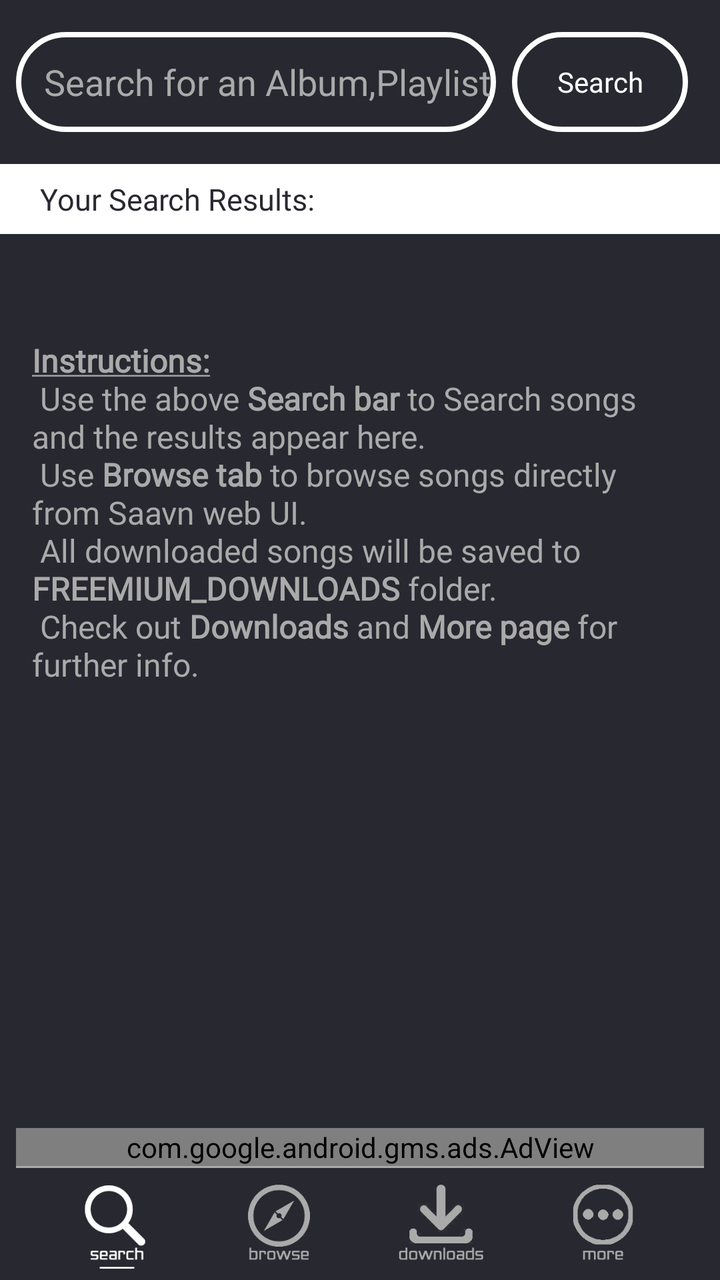
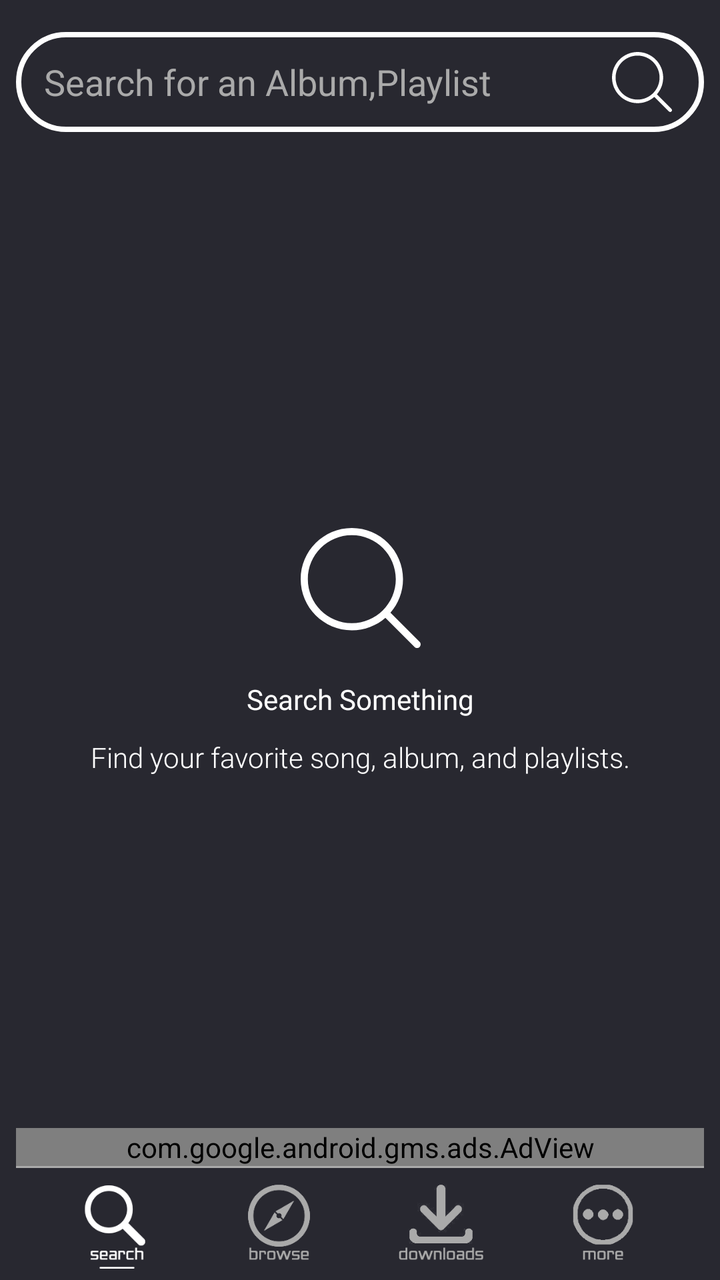

Compare the two renders of this Android layout. The source of the first and the diff that turns it into the second are given below.
<!-- AndroidManifest.xml: application theme AppTheme.NoActionBar -->
<!-- res/layout/activity_search__songs.xml -->
<?xml version="1.0" encoding="utf-8"?>
<androidx.constraintlayout.widget.ConstraintLayout xmlns:android="http://schemas.android.com/apk/res/android"
    xmlns:app="http://schemas.android.com/apk/res-auto"
    xmlns:tools="http://schemas.android.com/tools"
    android:layout_width="match_parent"
    android:layout_height="match_parent"
    android:background="@color/darkAccent"
    tools:context=".Search_Songs">


    <Button
        android:id="@+id/btn_searchBox"
        android:layout_width="wrap_content"
        android:layout_height="50dp"
        android:layout_marginTop="16dp"
        android:layout_marginEnd="16dp"
        android:background="@drawable/curvature"
        android:fontFamily="@font/acme"
        android:text="Search"
        android:textAllCaps="false"
        android:textColor="@android:color/white"
        app:layout_constraintEnd_toEndOf="parent"
        app:layout_constraintTop_toTopOf="parent"
        tools:visibility="visible" />

    <EditText
        android:id="@+id/et_searchBox"
        android:layout_width="0dp"
        android:layout_height="50dp"
        android:layout_marginStart="8dp"
        android:layout_marginTop="16dp"
        android:layout_marginEnd="8dp"
        android:background="@drawable/curvature"
        android:ems="10"
        android:hint="Search for an Album,Playlist"
        android:inputType="textPersonName"
        android:lineSpacingExtra="8sp"
        android:paddingLeft="14dp"
        android:textColor="@android:color/white"
        android:textColorHint="@android:color/darker_gray"
        app:layout_constraintEnd_toStartOf="@+id/btn_searchBox"
        app:layout_constraintStart_toStartOf="parent"
        app:layout_constraintTop_toTopOf="parent" />

    <ListView
        android:id="@+id/list_searchres"
        android:layout_width="0dp"
        android:layout_height="0dp"
        android:layout_marginTop="8dp"
        android:layout_marginBottom="8dp"
        android:visibility="gone"
        app:layout_constraintBottom_toTopOf="@+id/adView_search"
        app:layout_constraintEnd_toEndOf="parent"
        app:layout_constraintStart_toStartOf="parent"
        app:layout_constraintTop_toBottomOf="@+id/tv_urResStatus" />

    <TextView
        android:id="@+id/tv_urResStatus"
        android:layout_width="0dp"
        android:layout_height="35dp"
        android:layout_marginTop="16dp"
        android:background="@android:color/white"
        android:fontFamily="@font/capriola"
        android:gravity="center|left"
        android:paddingLeft="20dp"
        android:text="Your Search Results:"
        android:textColor="@color/darkAccent"
        android:textSize="15sp"
        app:layout_constraintEnd_toEndOf="parent"
        app:layout_constraintStart_toStartOf="parent"
        app:layout_constraintTop_toBottomOf="@+id/et_searchBox" />

    <Button
        android:id="@+id/btm_srch"
        android:layout_width="45dp"
        android:layout_height="45dp"
        android:layout_marginBottom="4dp"
        android:background="@drawable/ic_wsearch"
        android:onClick="sBtmSrch"
        app:layout_constraintBottom_toBottomOf="parent"
        app:layout_constraintEnd_toStartOf="@+id/btm_brws"
        app:layout_constraintHorizontal_bias="0.5"
        app:layout_constraintHorizontal_chainStyle="spread"
        app:layout_constraintStart_toStartOf="parent" />

    <Button
        android:id="@+id/btm_brws"
        android:onClick="sBtmBrws"
        android:layout_width="45dp"
        android:layout_height="45dp"
        android:layout_marginBottom="4dp"
        android:background="@drawable/ic_dbrowse"
        app:layout_constraintBottom_toBottomOf="parent"
        app:layout_constraintEnd_toStartOf="@+id/btm_down"
        app:layout_constraintHorizontal_bias="0.5"
        app:layout_constraintStart_toEndOf="@+id/btm_srch" />

    <Button
        android:id="@+id/btm_down"
        android:layout_width="45dp"
        android:layout_height="45dp"
        android:layout_marginBottom="4dp"
        android:onClick="sBtmDown"
        android:background="@drawable/ic_ddown"
        app:layout_constraintBottom_toBottomOf="parent"
        app:layout_constraintEnd_toStartOf="@+id/btm_more"
        app:layout_constraintHorizontal_bias="0.5"
        app:layout_constraintStart_toEndOf="@+id/btm_brws" />

    <Button
        android:id="@+id/btm_more"
        android:layout_width="45dp"
        android:layout_height="45dp"
        android:layout_marginBottom="4dp"
        android:onClick="sBtmMore"
        android:background="@drawable/ic_dmore"
        app:layout_constraintBottom_toBottomOf="parent"
        app:layout_constraintEnd_toEndOf="parent"
        app:layout_constraintHorizontal_bias="0.5"
        app:layout_constraintStart_toEndOf="@+id/btm_down" />

    <TextView
        android:id="@+id/textView4"
        android:layout_width="0dp"
        android:layout_height="1dp"
        android:layout_marginStart="8dp"
        android:layout_marginEnd="8dp"
        android:layout_marginBottom="7dp"
        android:background="@android:color/darker_gray"
        app:layout_constraintBottom_toTopOf="@+id/btm_brws"
        app:layout_constraintEnd_toEndOf="parent"
        app:layout_constraintStart_toStartOf="parent" />

    <TextView
        android:id="@+id/tv_ins"
        android:layout_width="0dp"
        android:layout_height="wrap_content"
        android:layout_marginTop="8dp"
        android:layout_marginBottom="8dp"
        android:fontFamily="@font/abel"
        android:paddingLeft="16dp"
        android:paddingRight="16dp"
        android:text="@string/searchPage"
        android:textAlignment="textStart"
        android:textColor="@android:color/darker_gray"
        android:textSize="16sp"
        app:layout_constraintBottom_toTopOf="@+id/textView4"
        app:layout_constraintEnd_toEndOf="parent"
        app:layout_constraintStart_toStartOf="parent"
        app:layout_constraintTop_toBottomOf="@+id/tv_urResStatus"
        app:layout_constraintVertical_bias="0.16000003" />

    <com.google.android.gms.ads.AdView xmlns:ads="http://schemas.android.com/apk/res-auto"
        android:id="@+id/adView_search"
        android:layout_width="0dp"
        android:layout_height="wrap_content"
        android:layout_alignParentBottom="true"
        android:layout_centerHorizontal="true"
        android:layout_marginStart="8dp"
        android:layout_marginEnd="8dp"
        ads:adSize="BANNER"
        ads:adUnitId="@string/ad_Search"
        ads:layout_constraintBottom_toTopOf="@+id/textView4"
        ads:layout_constraintEnd_toEndOf="parent"
        ads:layout_constraintHorizontal_bias="0.498"
        ads:layout_constraintStart_toStartOf="parent"></com.google.android.gms.ads.AdView>


</androidx.constraintlayout.widget.ConstraintLayout>
<!-- resources referenced by this layout -->
<resources>
  <color name="darkAccent">#282830</color>
  <!-- drawable curvature (drawable) -->
  <?xml version="1.0" encoding="utf-8"?>
  <shape xmlns:android="http://schemas.android.com/apk/res/android"
      android:shape="rectangle">
      <corners android:radius="25dp" />
      <stroke android:width="8px" android:color="#fff" />
  </shape>
  <!-- drawable ic_dbrowse: png bitmap (drawable, 24160 bytes) -->
  <!-- drawable ic_ddown: png bitmap (drawable, 22824 bytes) -->
  <!-- drawable ic_dmore: png bitmap (drawable, 22433 bytes) -->
  <!-- drawable ic_wsearch: png bitmap (drawable, 22763 bytes) -->
  <string name="ad_Search">ca-app-pub-3940256099942544/6300978111</string>
  <string name="searchPage"><b><u>Instructions:</u></b>\n
          Use the above <b>Search bar</b> to Search songs and the results appear here.\n
          Use <b>Browse tab</b> to browse songs directly from Saavn web UI.\n
          All downloaded songs will be saved to  <b>FREEMIUM_DOWNLOADS</b> folder.\n
          Check out   <b>Downloads</b>   and   <b>More page</b>   for further info.</string>
  <style name="AppTheme.NoActionBar">
          <item name="windowActionBar">false</item>
          <item name="windowNoTitle">true</item>
      </style>
</resources>

<!-- the commit's change to res/layout/activity_search__songs.xml (unified diff, before → after) -->
@@ -7,21 +7,100 @@
     android:background="@color/darkAccent"
     tools:context=".Search_Songs">
 
+    <ListView
+        android:id="@+id/list_searchres"
+        android:layout_width="0dp"
+        android:layout_height="0dp"
+        android:layout_marginBottom="8dp"
+        android:visibility="gone"
+        app:layout_constraintBottom_toTopOf="@+id/adView_search"
+        app:layout_constraintEnd_toEndOf="parent"
+        app:layout_constraintStart_toStartOf="parent"
+        app:layout_constraintTop_toBottomOf="@+id/et_searchBox" />
+
+    <com.google.android.material.tabs.TabLayout
+        android:id="@+id/tl_searchPage"
+        android:layout_width="0dp"
+        android:layout_height="wrap_content"
+        android:visibility="visible"
+        app:layout_constraintEnd_toEndOf="parent"
+        app:layout_constraintStart_toStartOf="parent"
+        app:layout_constraintTop_toBottomOf="@+id/tv_urResStatus"
+        app:tabIndicatorColor="@android:color/white"
+        app:tabTextColor="@android:color/white" />
+
+    <androidx.viewpager.widget.ViewPager
+        android:id="@+id/vp_searchPage"
+        android:layout_width="0dp"
+        android:layout_height="0dp"
+        android:layout_marginTop="8dp"
+        android:layout_marginBottom="8dp"
+        android:visibility="visible"
+        app:layout_constraintBottom_toTopOf="@+id/adView_search"
+        app:layout_constraintEnd_toEndOf="parent"
+        app:layout_constraintStart_toStartOf="parent"
+        app:layout_constraintTop_toBottomOf="@+id/tl_searchPage">
+
+    </androidx.viewpager.widget.ViewPager>
 
     <Button
         android:id="@+id/btn_searchBox"
+        android:layout_width="30dp"
+        android:layout_height="30dp"
+        android:layout_marginTop="8dp"
+        android:layout_marginEnd="16dp"
+        android:layout_marginBottom="8dp"
+        android:background="@drawable/ic_err_search"
+        android:fontFamily="@font/acme"
+        android:textAllCaps="false"
+        android:textColor="@android:color/white"
+        app:layout_constraintBottom_toBottomOf="@+id/et_searchBox"
+        app:layout_constraintEnd_toEndOf="@+id/et_searchBox"
+        app:layout_constraintTop_toTopOf="@+id/et_searchBox"
+        tools:visibility="visible" />
+
+    <ImageView
+        android:id="@+id/ms_info1"
+        android:layout_width="60dp"
+        android:layout_height="60dp"
+        android:layout_marginStart="8dp"
+        android:layout_marginTop="8dp"
+        android:layout_marginBottom="8dp"
+        app:layout_constraintBottom_toTopOf="@+id/adView_search"
+        app:layout_constraintEnd_toEndOf="parent"
+        app:layout_constraintHorizontal_bias="0.487"
+        app:layout_constraintStart_toStartOf="parent"
+        app:layout_constraintTop_toBottomOf="@+id/et_searchBox"
+        app:layout_constraintVertical_bias="0.45"
+        app:srcCompat="@drawable/ic_err_search" />
+
+    <TextView
+        android:id="@+id/ms_info2"
         android:layout_width="wrap_content"
-        android:layout_height="50dp"
+        android:layout_height="wrap_content"
+        android:layout_marginStart="8dp"
         android:layout_marginTop="16dp"
-        android:layout_marginEnd="16dp"
-        android:background="@drawable/curvature"
-        android:fontFamily="@font/acme"
-        android:text="Search"
-        android:textAllCaps="false"
-        android:textColor="@android:color/white"
-        app:layout_constraintEnd_toEndOf="parent"
-        app:layout_constraintTop_toTopOf="parent"
-        tools:visibility="visible" />
+        android:layout_marginEnd="8dp"
+        android:fontFamily="@font/capriola"
+        android:text="Search Something"
+        android:textColor="@android:color/white"
+        app:layout_constraintEnd_toEndOf="parent"
+        app:layout_constraintStart_toStartOf="parent"
+        app:layout_constraintTop_toBottomOf="@+id/ms_info1" />
+
+    <TextView
+        android:id="@+id/ms_info3"
+        android:layout_width="wrap_content"
+        android:layout_height="wrap_content"
+        android:layout_marginStart="8dp"
+        android:layout_marginTop="10dp"
+        android:layout_marginEnd="8dp"
+        android:fontFamily="sans-serif-light"
+        android:text="Find your favorite song, album, and playlists."
+        android:textColor="@android:color/white"
+        app:layout_constraintEnd_toEndOf="parent"
+        app:layout_constraintStart_toStartOf="parent"
+        app:layout_constraintTop_toBottomOf="@+id/ms_info2" />
 
     <EditText
         android:id="@+id/et_searchBox"
@@ -33,26 +112,16 @@
         android:background="@drawable/curvature"
         android:ems="10"
         android:hint="Search for an Album,Playlist"
-        android:inputType="textPersonName"
+        android:imeOptions="actionSearch"
+        android:inputType="text"
         android:lineSpacingExtra="8sp"
         android:paddingLeft="14dp"
+        android:paddingRight="45dp"
         android:textColor="@android:color/white"
         android:textColorHint="@android:color/darker_gray"
-        app:layout_constraintEnd_toStartOf="@+id/btn_searchBox"
+        app:layout_constraintEnd_toEndOf="parent"
         app:layout_constraintStart_toStartOf="parent"
         app:layout_constraintTop_toTopOf="parent" />
-
-    <ListView
-        android:id="@+id/list_searchres"
-        android:layout_width="0dp"
-        android:layout_height="0dp"
-        android:layout_marginTop="8dp"
-        android:layout_marginBottom="8dp"
-        android:visibility="gone"
-        app:layout_constraintBottom_toTopOf="@+id/adView_search"
-        app:layout_constraintEnd_toEndOf="parent"
-        app:layout_constraintStart_toStartOf="parent"
-        app:layout_constraintTop_toBottomOf="@+id/tv_urResStatus" />
 
     <TextView
         android:id="@+id/tv_urResStatus"
@@ -66,6 +135,7 @@
         android:text="Your Search Results:"
         android:textColor="@color/darkAccent"
         android:textSize="15sp"
+        android:visibility="gone"
         app:layout_constraintEnd_toEndOf="parent"
         app:layout_constraintStart_toStartOf="parent"
         app:layout_constraintTop_toBottomOf="@+id/et_searchBox" />
@@ -130,25 +200,6 @@
         app:layout_constraintBottom_toTopOf="@+id/btm_brws"
         app:layout_constraintEnd_toEndOf="parent"
         app:layout_constraintStart_toStartOf="parent" />
-
-    <TextView
-        android:id="@+id/tv_ins"
-        android:layout_width="0dp"
-        android:layout_height="wrap_content"
-        android:layout_marginTop="8dp"
-        android:layout_marginBottom="8dp"
-        android:fontFamily="@font/abel"
-        android:paddingLeft="16dp"
-        android:paddingRight="16dp"
-        android:text="@string/searchPage"
-        android:textAlignment="textStart"
-        android:textColor="@android:color/darker_gray"
-        android:textSize="16sp"
-        app:layout_constraintBottom_toTopOf="@+id/textView4"
-        app:layout_constraintEnd_toEndOf="parent"
-        app:layout_constraintStart_toStartOf="parent"
-        app:layout_constraintTop_toBottomOf="@+id/tv_urResStatus"
-        app:layout_constraintVertical_bias="0.16000003" />
 
     <com.google.android.gms.ads.AdView xmlns:ads="http://schemas.android.com/apk/res-auto"
         android:id="@+id/adView_search"
<!-- resource entries referenced after the edit -->
@@ -11,13 +11,20 @@
   <!-- drawable ic_dbrowse: png bitmap (drawable, 24160 bytes) -->
   <!-- drawable ic_ddown: png bitmap (drawable, 22824 bytes) -->
   <!-- drawable ic_dmore: png bitmap (drawable, 22433 bytes) -->
+  <!-- drawable ic_err_search (drawable) -->
+  <?xml version="1.0" encoding="utf-8"?>
+  <vector xmlns:android="http://schemas.android.com/apk/res/android"
+      android:width="451dp"
+      android:height="451dp"
+      android:viewportWidth="451"
+      android:viewportHeight="451">
+  
+      <path
+          android:fillColor="#ffff"
+          android:pathData="M447.05,428l-109.6-109.6c29.4-33.8,47.2-77.9,47.2-126.1C384.65,86.2,298.35,0,192.35,0C86.25,0,0.05,86.3,0.05,192.3 s86.3,192.3,192.3,192.3c48.2,0,92.3-17.8,126.1-47.2L428.05,447c2.6,2.6,6.1,4,9.5,4s6.9-1.3,9.5-4 C452.25,441.8,452.25,433.2,447.05,428z M26.95,192.3c0-91.2,74.2-165.3,165.3-165.3c91.2,0,165.3,74.2,165.3,165.3 s-74.1,165.4-165.3,165.4C101.15,357.7,26.95,283.5,26.95,192.3z" />
+  </vector>
   <!-- drawable ic_wsearch: png bitmap (drawable, 22763 bytes) -->
   <string name="ad_Search">ca-app-pub-3940256099942544/6300978111</string>
-  <string name="searchPage"><b><u>Instructions:</u></b>\n
-          Use the above <b>Search bar</b> to Search songs and the results appear here.\n
-          Use <b>Browse tab</b> to browse songs directly from Saavn web UI.\n
-          All downloaded songs will be saved to  <b>FREEMIUM_DOWNLOADS</b> folder.\n
-          Check out   <b>Downloads</b>   and   <b>More page</b>   for further info.</string>
   <style name="AppTheme.NoActionBar">
           <item name="windowActionBar">false</item>
           <item name="windowNoTitle">true</item>
